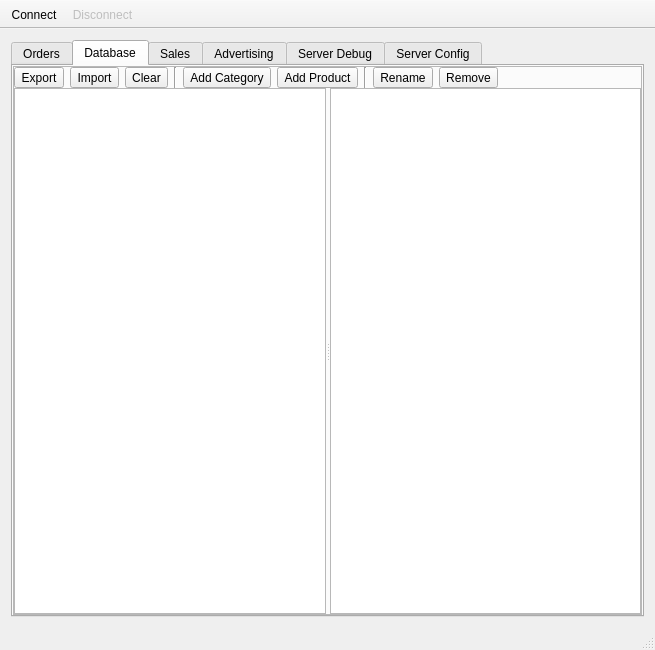
Above: admin/ui/mainwindow.ui from Mateus224/rotable before the change. Below: the same form after it.
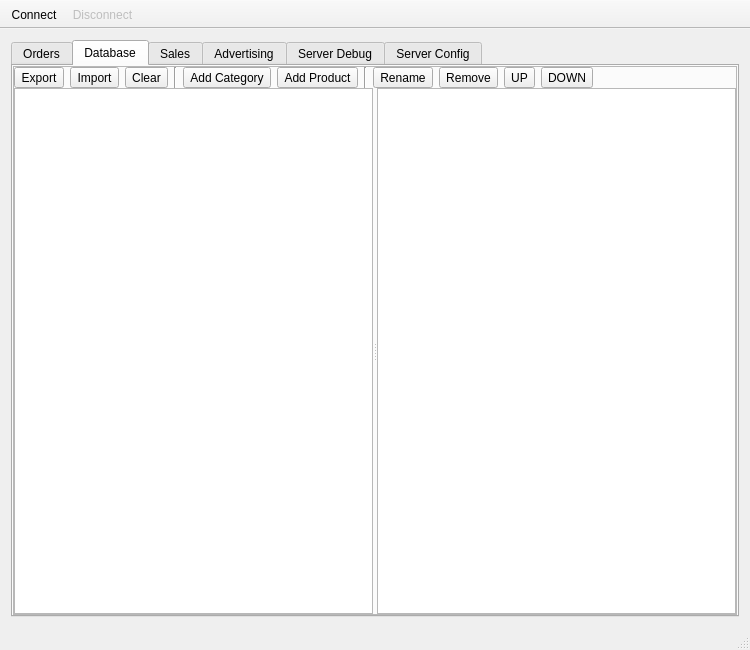
That is the form after the change. The open tabs and pages were chosen to show the change. Icons and pictures are not drawn. Custom widgets are drawn as their Qt base class.

Commit message: Add button for up/down

Patch:
```diff
--- a/admin/ui/mainwindow.ui
+++ b/admin/ui/mainwindow.ui
@@ -9,7 +9,7 @@
    <rect>
     <x>0</x>
     <y>0</y>
-    <width>655</width>
+    <width>750</width>
     <height>650</height>
    </rect>
   </property>
@@ -293,6 +293,23 @@
                </property>
               </widget>
              </item>
+             <item>
+              <widget class="QToolButton" name="_toolButtonUp">
+               <property name="enabled">
+                <bool>true</bool>
+               </property>
+               <property name="text">
+                <string>UP</string>
+               </property>
+              </widget>
+             </item>
+             <item>
+              <widget class="QToolButton" name="_toolButtonDown">
+               <property name="text">
+                <string>DOWN</string>
+               </property>
+              </widget>
+             </item>
              <item>
               <spacer name="horizontalSpacer">
                <property name="orientation">
```
Left out of the diff: 4 changed lines with no effect on the pictures. The commit also changes 2 other files.
